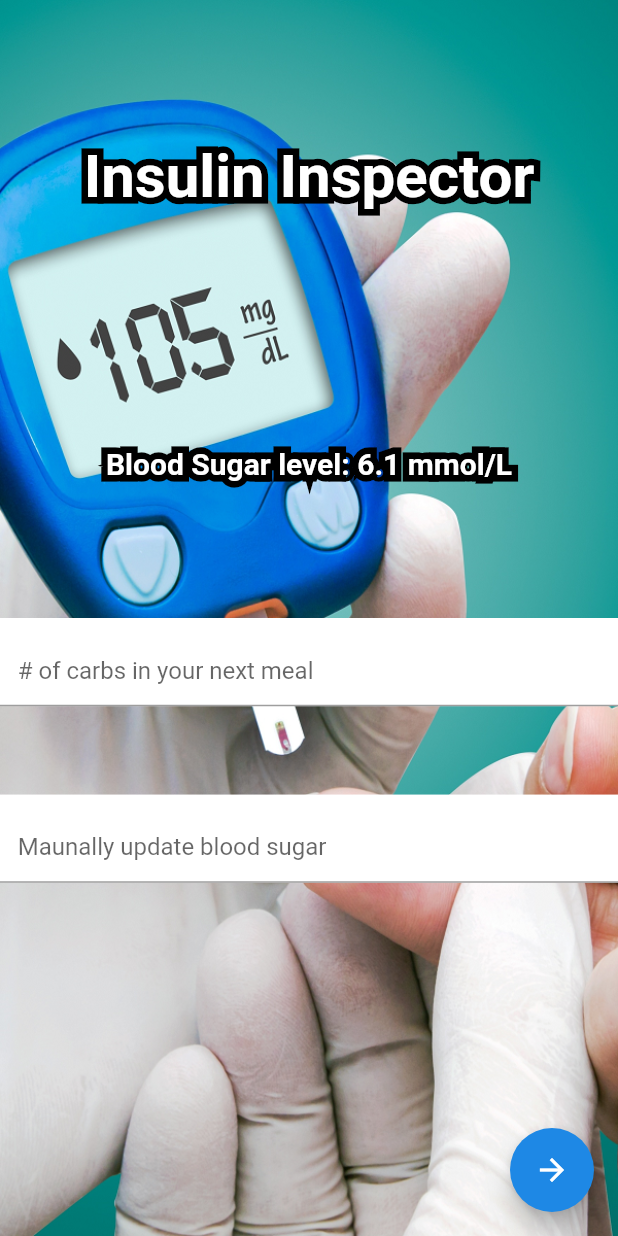
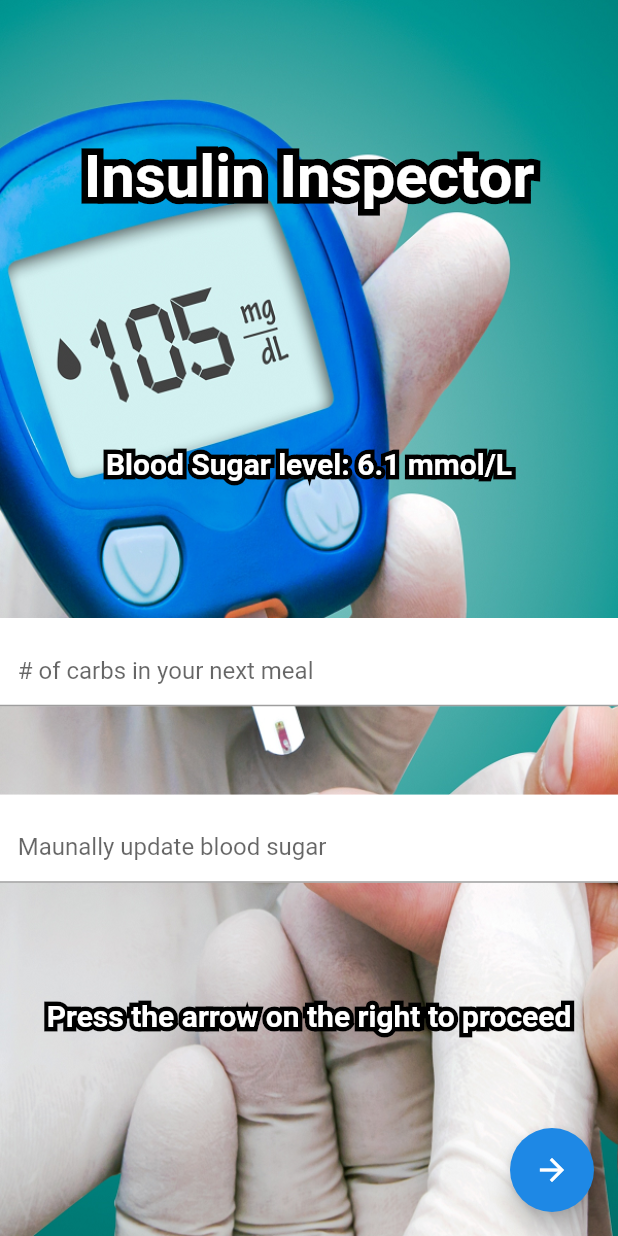
Before and after one commit to Greg-Wang/insulin-inspection, a Flutter app: the screen it shows after launch, on a phone screen of 412 x 824 dp. Run offline on Flutter 3.47's test engine with Material 2 defaults, Android fonts, the phone set to English and light mode, and no system bars.

Commit message:
Update main.dart

```diff
--- a/insulin_inspection/lib/main.dart
+++ b/insulin_inspection/lib/main.dart
@@ -66,7 +66,7 @@ class Home extends StatelessWidget {
                             fontWeight: FontWeight.bold,
                             foreground: Paint()
                               ..style = PaintingStyle.stroke
-                              ..strokeWidth = 9
+                              ..strokeWidth = 6
                               ..color = Colors.black,
                           ),
                         ),
@@ -136,7 +136,38 @@ class Home extends StatelessWidget {
               ),
             ),
             Expanded(
-              flex: 8,
+              flex: 6,
+              child: Container(
+                child: Center(
+                  child: Stack(
+                    children: <Widget>[
+                      Text(
+                        'Press the arrow on the right to proceed',
+                        style: TextStyle(
+                          fontSize: 20,
+                          fontWeight: FontWeight.bold,
+                          foreground: Paint()
+                            ..style = PaintingStyle.stroke
+                            ..strokeWidth = 6
+                            ..color = Colors.black,
+                        ),
+                      ),
+                      Text(
+                        'Press the arrow on the right to proceed',
+                        style: TextStyle(
+                          fontSize: 20,
+                          fontWeight: FontWeight.bold,
+                          color: Colors.white,
+                        ),
+                      ),
+                    ],
+                  ),
+
+                ),
+              ),
+            ),
+            Expanded(
+              flex: 2,
               child: Container(
 
               ),
```
